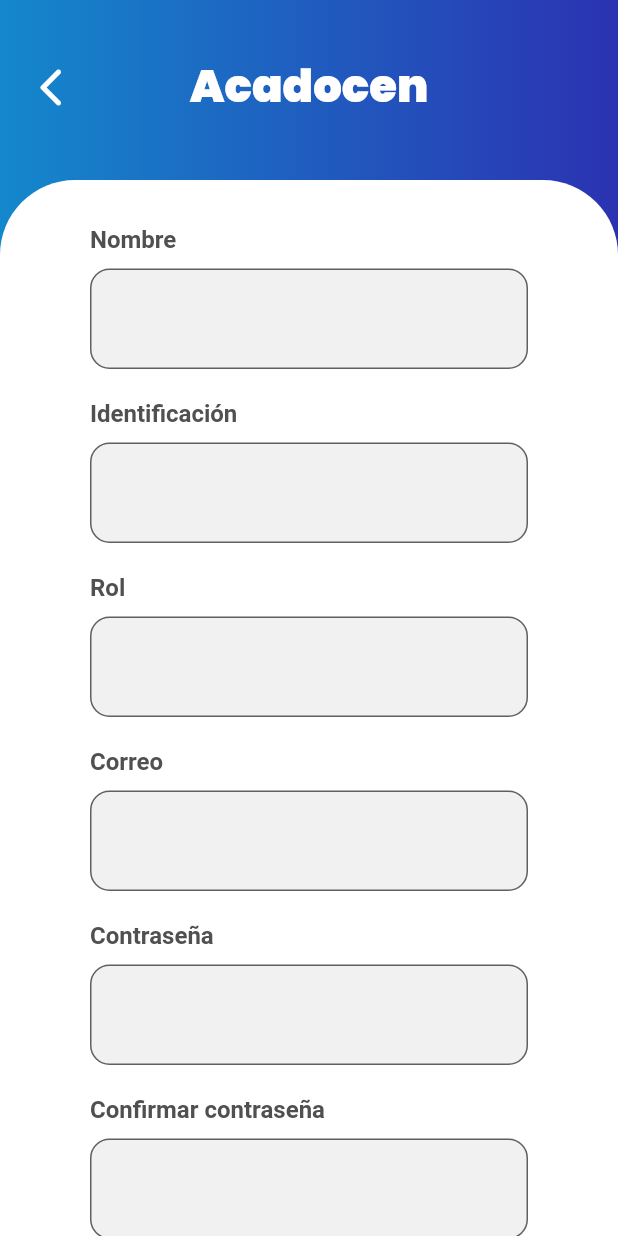
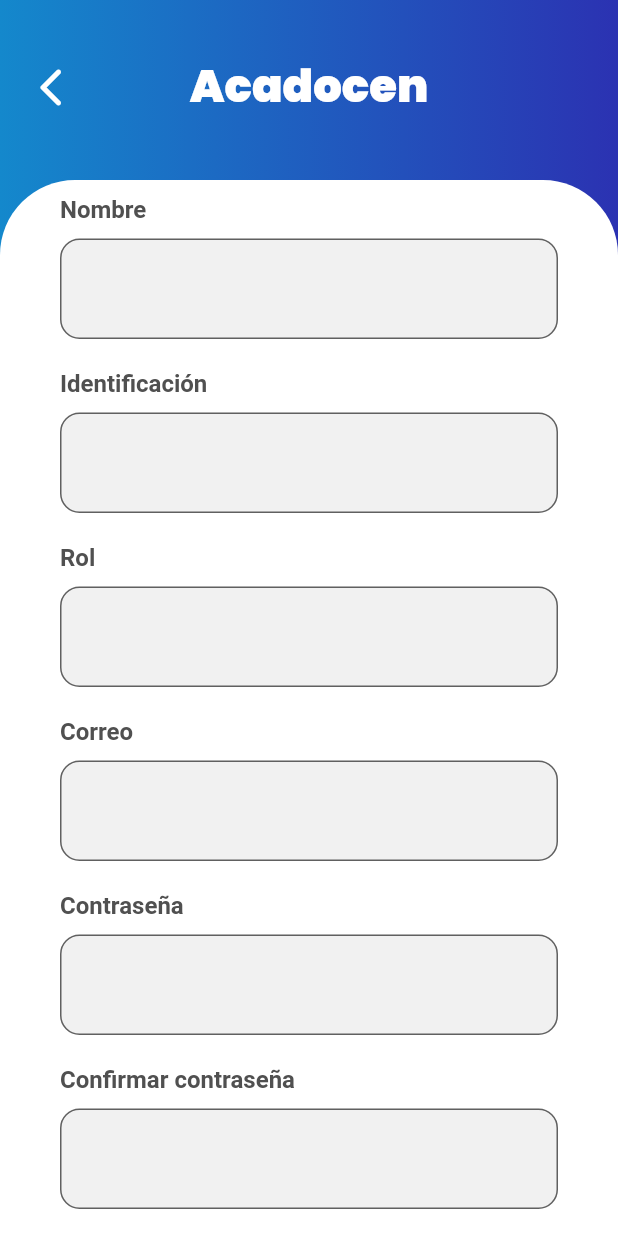
Before and after one commit to Ricarsur/ACADOCEN, a Flutter app: the Register screen opened directly, on a phone screen of 412 x 824 dp. Run offline on Flutter 3.47's test engine with Material 2 defaults, Android fonts, the phone set to English and light mode, and no system bars; our stand-ins replace google_fonts.

Commit message:
More Scroll for register

```diff
--- a/lib/UI/pages/register.dart
+++ b/lib/UI/pages/register.dart
@@ -31,8 +31,8 @@ class _RegisterState extends State<Register> {
           ),
         ),
         Padding(
-            padding: const EdgeInsets.fromLTRB(60, 150, 60, 0),
-            child: Column(children: const [
+            padding: const EdgeInsets.fromLTRB(40, 130, 40, 0),
+            child: ListView(children: const [
               TexField(
                 text: 'Nombre',
               ),
@@ -61,7 +61,8 @@ class _RegisterState extends State<Register> {
                 text: 'Aceptar términos y condiciones',
               ),
               SizedBox(height: 20),
-              Button(text: 'Iniciar sesión'),
+              Button(text: 'Registrarse'),
+              SizedBox(height: 30),
             ])),
       ],
     ));
```
